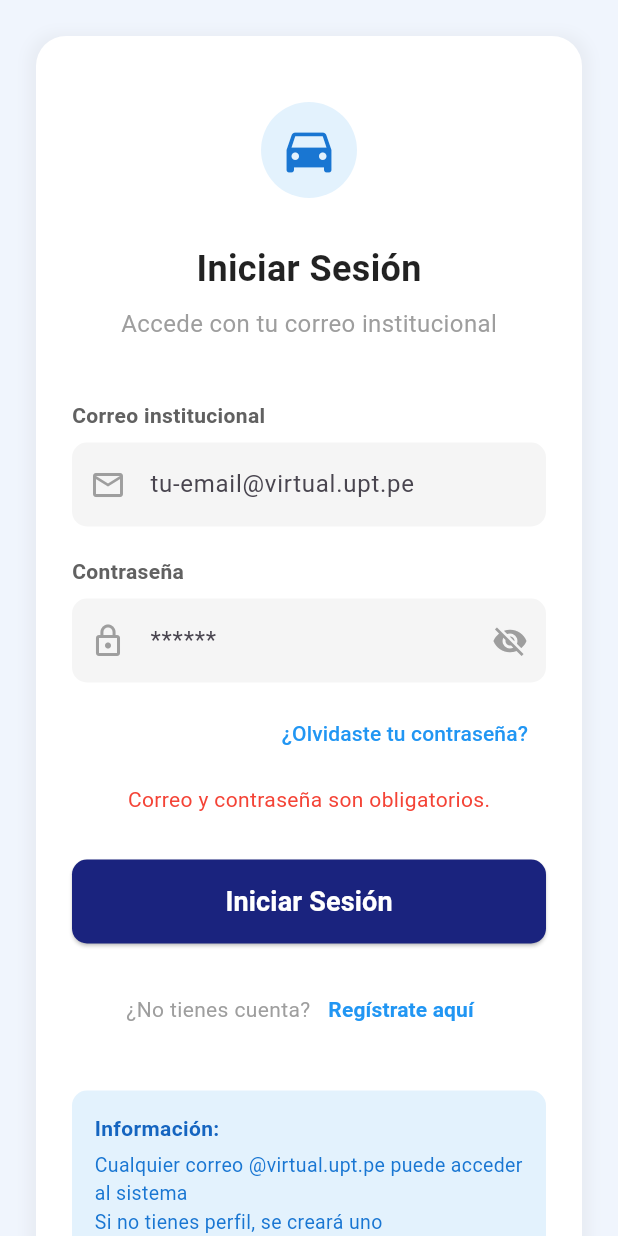
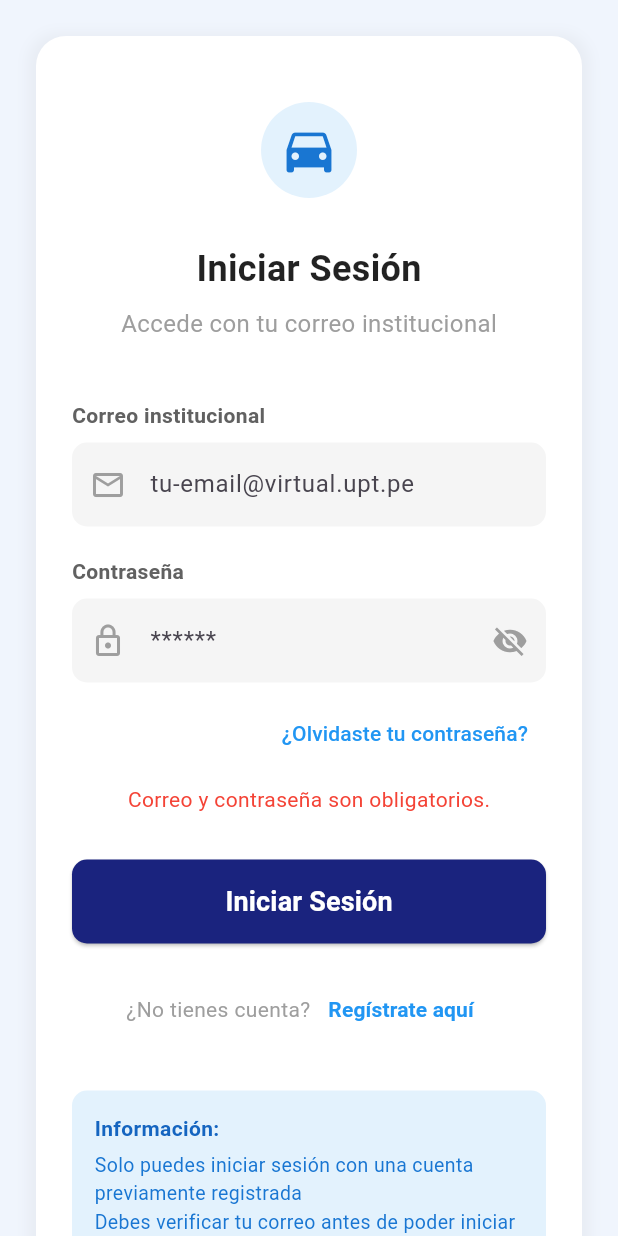
Before and after one commit to Marant7/MovUni, a Flutter app: the screen it shows after launch, after a tap on "Saltar", after a tap on "Empezar", after a tap on "Iniciar Sesión", on a phone screen of 412 x 824 dp. Run offline on Flutter 3.47's test engine with Material 3 defaults, Android fonts, the phone set to English and light mode, and no system bars; our stand-ins replace cloud_firestore, firebase_auth, firebase_core, firebase_messaging, firebase_storage, flutter_local_notifications and 5 more; accounts and stored records are empty.

Commit message:
Inicio de sesión validando cuenta verificada y creacion de perfil automatica eliminada #2

```diff
--- a/lib/login.dart
+++ b/lib/login.dart
@@ -63,47 +63,62 @@ class _LoginPageState extends State<LoginPage> {
 
       _failedAttempts = 0; // Reinicia el contador si el login es exitoso
 
-      // Verificar si existe en Firestore o crear perfil básico
+      // Recargar el usuario para obtener el estado actualizado de emailVerified
+      await userCredential.user!.reload();
+      User? refreshedUser = FirebaseAuth.instance.currentUser;
+
+      // Verificar si el correo está verificado en Firebase Auth
+      if (refreshedUser == null || !refreshedUser.emailVerified) {
+        await FirebaseAuth.instance.signOut();
+        setState(() {
+          _errorMessage = 'Debes verificar tu correo antes de iniciar sesión. Revisa tu bandeja de entrada.';
+          _isLoading = false;
+        });
+        return;
+      }
+
+      // Verificar si existe en Firestore
       DocumentSnapshot userDoc = await FirebaseFirestore.instance
           .collection('users')
           .doc(userCredential.user!.uid)
           .get();
 
-      String userRole = 'estudiante'; // Rol por defecto
+      if (!userDoc.exists) {
+        // Si el usuario no existe en Firestore, cerrar sesión y mostrar error
+        await FirebaseAuth.instance.signOut();
+        setState(() {
+          _errorMessage = 'No existe una cuenta registrada con este correo. Por favor regístrate primero.';
+          _isLoading = false;
+        });
+        return;
+      }
 
-      if (!userDoc.exists) {
-        // Si no existe en Firestore, crear un perfil básico
+      // Obtener datos del usuario de Firestore
+      Map<String, dynamic> userData = userDoc.data() as Map<String, dynamic>;
+      String userRole = userData['role'] ?? 'estudiante';
+
+      // Verificar el campo emailVerified en Firestore
+      bool emailVerifiedInFirestore = userData['emailVerified'] ?? false;
+
+      if (!emailVerifiedInFirestore) {
+        // Actualizar el campo en Firestore si ya está verificado en Auth
         await FirebaseFirestore.instance
             .collection('users')
             .doc(userCredential.user!.uid)
-            .set({
-          'firstName': email.split('@')[0], // Usar parte del email como nombre temporal
-          'lastName': '',
-          'email': email,
-          'role': userRole,
-          'university': 'Universidad Privada de Tacna',
-          'isDriver': false,
-          'createdAt': FieldValue.serverTimestamp(),
+            .update({
+          'emailVerified': true,
           'updatedAt': FieldValue.serverTimestamp(),
-          'rating': 5.0,
-          'totalTrips': 0,
-          'status': 'active',
-          'profileComplete': false, // Marcar que el perfil necesita completarse
         });
-      } else {
-        // Si existe, obtener el rol del documento
-        Map<String, dynamic> userData = userDoc.data() as Map<String, dynamic>;
-        userRole = userData['role'] ?? 'estudiante';
+      }
 
-        //VERIFICAR SI ESTÁ INACTIVO
+      // VERIFICAR SI ESTÁ INACTIVO
       if (userData['status'] == 'inactive') {
         await FirebaseAuth.instance.signOut();
         setState(() {
           _errorMessage = 'Tu cuenta ha sido desactivada por el administrador.';
           _isLoading = false;
         });
-          return; // ⛔ Detiene el flujo del login
-        }
+        return;
       }
 
       // Verificar correos especiales para admin
@@ -124,11 +139,10 @@ class _LoginPageState extends State<LoginPage> {
           break;
         case 'estudiante':
         case 'conductor':
-          // Para estudiantes y conductores, redirigir a la pantalla de selección de rol
           destinationScreen = UserRoleScreen();
           break;
         default:
-          destinationScreen = UserRoleScreen(); // Pantalla de selección por defecto
+          destinationScreen = UserRoleScreen();
       }
 
       if (mounted) {
@@ -161,10 +175,7 @@ class _LoginPageState extends State<LoginPage> {
       String errorMessage;
       switch (e.code) {
         case 'user-not-found':
-          errorMessage = 'Usuario no encontrado. ¿Ya tienes una cuenta creada?';
-          break;
-        case 'wrong-password':
-          errorMessage = 'Contraseña incorrecta.';
+          errorMessage = 'No existe una cuenta con este correo. ¿Ya te registraste?';
           break;
         case 'invalid-email':
           errorMessage = 'El formato del correo electrónico no es válido.';
@@ -176,7 +187,7 @@ class _LoginPageState extends State<LoginPage> {
           errorMessage = 'Demasiados intentos de inicio de sesión. Intenta más tarde.';
           break;
         case 'invalid-credential':
-          errorMessage = 'Credenciales inválidas. Verifica tu correo y contraseña.';
+          errorMessage = 'Credenciales inválidas. Verifica tu correo y/o contraseña.';
           break;
         default:
           errorMessage = 'Correo o contraseña incorrectos. Por favor verifica tus datos.';
@@ -213,7 +224,7 @@ class _LoginPageState extends State<LoginPage> {
           actions: [
             TextButton(
               onPressed: () {
-                Navigator.of(context).pop(); // Cerrar el modal
+                Navigator.of(context).pop();
               },
               child: const Text('Cancelar'),
             ),
@@ -229,7 +240,7 @@ class _LoginPageState extends State<LoginPage> {
 
                 try {
                   await FirebaseAuth.instance.sendPasswordResetEmail(email: email);
-                  Navigator.of(context).pop(); // Cerrar el modal
+                  Navigator.of(context).pop();
                   ScaffoldMessenger.of(context).showSnackBar(
                     SnackBar(content: Text('Correo de recuperación enviado a $email')),
                   );
@@ -254,7 +265,7 @@ class _LoginPageState extends State<LoginPage> {
   @override
   Widget build(BuildContext context) {
     return Scaffold(
-      backgroundColor: const Color(0xFFF0F5FD), // Light blue background
+      backgroundColor: const Color(0xFFF0F5FD),
       body: Center(
         child: SingleChildScrollView(
           padding: const EdgeInsets.all(24.0),
@@ -276,7 +287,6 @@ class _LoginPageState extends State<LoginPage> {
               mainAxisSize: MainAxisSize.min,
               children: <Widget>[
                 const SizedBox(height: 20),
-                // Car icon
                 Container(
                   padding: const EdgeInsets.all(12.0),
                   decoration: BoxDecoration(
@@ -476,14 +486,14 @@ class _LoginPageState extends State<LoginPage> {
                       ),
                       const SizedBox(height: 5),
                       Text(
-                        'Cualquier correo @virtual.upt.pe puede acceder al sistema',
+                        'Solo puedes iniciar sesión con una cuenta previamente registrada',
                         style: TextStyle(
                           fontSize: 13,
                           color: Colors.blue.shade700,
                         ),
                       ),
                       Text(
-                        'Si no tienes perfil, se creará uno automáticamente',
+                        'Debes verificar tu correo antes de poder iniciar sesión',
                         style: TextStyle(
                           fontSize: 13,
                           color: Colors.blue.shade700,
```
Lines whose indentation alone changed are shown as unchanged.
